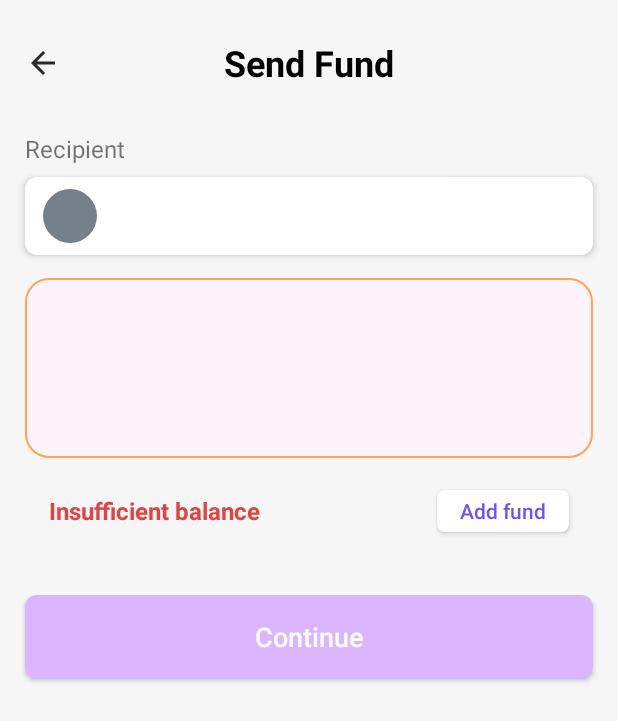
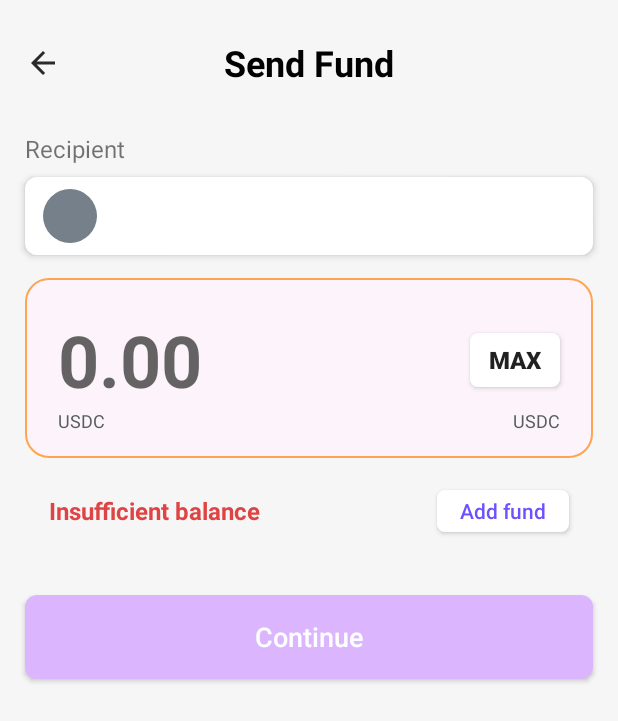
Before and after one commit to Rokon11Ahmed/Sample_MVVM_APP, an Android app: the SendFundFragment screen opened through its navigation route, on a phone screen of 412 x 824 dp. Shown: the top 721 px of the screen. Run offline under Robolectric (Android 15) with nearby library versions, the phone set to English and light mode, and no system bars; our stand-ins replace data binding.

Commit message:
complete initial design

```diff
--- /dev/null
+++ b/app/src/main/res/drawable/ic_enter_amount_bg.xml
@@ -0,0 +1,4 @@
+<?xml version="1.0" encoding="utf-8"?>
+<shape android:shape="rectangle" xmlns:android="http://schemas.android.com/apk/res/android">
+
+</shape>
--- a/app/src/main/res/layout/fragment_login.xml
+++ b/app/src/main/res/layout/fragment_login.xml
@@ -39,6 +39,9 @@
             android:id="@+id/close_img"
             android:layout_width="wrap_content"
             android:layout_height="wrap_content"
+            android:background="?attr/selectableItemBackgroundBorderless"
+            android:clickable="true"
+            android:focusable="true"
             app:layout_constraintBottom_toBottomOf="@id/send_fund_title_text"
             app:layout_constraintEnd_toEndOf="@id/end_guideline"
             app:layout_constraintTop_toTopOf="@id/send_fund_title_text"
--- a/app/src/main/res/layout/fragment_send_fund.xml
+++ b/app/src/main/res/layout/fragment_send_fund.xml
@@ -40,6 +40,9 @@
             android:id="@+id/back_button"
             android:layout_width="wrap_content"
             android:layout_height="wrap_content"
+            android:background="?attr/selectableItemBackgroundBorderless"
+            android:clickable="true"
+            android:focusable="true"
             app:layout_constraintBottom_toBottomOf="@id/send_fund_title_text"
             app:layout_constraintStart_toStartOf="@id/start_guideline"
             app:layout_constraintTop_toTopOf="@id/send_fund_title_text"
@@ -102,6 +105,57 @@
             app:layout_constraintStart_toStartOf="@id/start_guideline"
             app:layout_constraintTop_toBottomOf="@id/user_info_layout">
 
+            <androidx.appcompat.widget.AppCompatEditText
+                android:id="@+id/amount_editText"
+                android:layout_width="0dp"
+                android:layout_height="wrap_content"
+                android:layout_marginHorizontal="@dimen/dimen_22"
+                android:layout_marginTop="@dimen/dimen_22"
+                android:background="@drawable/ic_enter_amount_bg"
+                android:clickable="true"
+                android:focusable="true"
+                android:foreground="?attr/selectableItemBackground"
+                android:hint="@string/IDS_AMOUNT_HINT"
+                android:textColor="@color/black"
+                android:textSize="@dimen/text_size_48"
+                android:textStyle="bold"
+                app:layout_constraintEnd_toStartOf="@id/max_button"
+                app:layout_constraintStart_toStartOf="parent"
+                app:layout_constraintTop_toTopOf="parent" />
+
+            <androidx.appcompat.widget.AppCompatButton
+                android:id="@+id/max_button"
+                android:layout_width="@dimen/dimen_60"
+                android:layout_height="@dimen/dimen_36"
+                android:layout_marginEnd="@dimen/dimen_22"
+                android:background="@drawable/ic_add_fund_bg"
+                android:text="@string/IDS_MAX"
+                android:textSize="@dimen/text_size_16"
+                android:textStyle="bold"
+                app:layout_constraintBottom_toBottomOf="@id/amount_editText"
+                app:layout_constraintEnd_toEndOf="parent"
+                app:layout_constraintTop_toTopOf="@+id/amount_editText" />
+
+            <androidx.appcompat.widget.AppCompatTextView
+                android:id="@+id/amount_currency_textView"
+                android:layout_width="wrap_content"
+                android:layout_height="wrap_content"
+                android:text="@string/IDS_USDC"
+                android:textColor="@color/gray"
+                android:textSize="@dimen/text_size_12"
+                app:layout_constraintStart_toStartOf="@+id/amount_editText"
+                app:layout_constraintTop_toBottomOf="@+id/amount_editText" />
+
+            <androidx.appcompat.widget.AppCompatTextView
+                android:id="@+id/max_balance_textView"
+                android:layout_width="wrap_content"
+                android:layout_height="wrap_content"
+                android:text="@string/IDS_USDC"
+                android:textColor="@color/gray"
+                android:textSize="@dimen/text_size_12"
+                app:layout_constraintBottom_toBottomOf="@id/amount_currency_textView"
+                app:layout_constraintEnd_toEndOf="@id/max_button"
+                app:layout_constraintTop_toTopOf="@id/amount_currency_textView" />
         </androidx.constraintlayout.widget.ConstraintLayout>
 
         <androidx.appcompat.widget.AppCompatTextView
--- a/app/src/main/res/values/colors.xml
+++ b/app/src/main/res/values/colors.xml
@@ -11,6 +11,7 @@
     <color name="button_inactive">#DBB6FF</color>
     <color name="button_active">#6E50FF</color>
     <color name="dark_gray">#75808A</color>
+    <color name="gray">#575B62</color>
     <color name="orange">#FFA450</color>
     <color name="golden">#FCF4FA</color>
     <color name="red">#E04343</color>
--- a/app/src/main/res/values/dimens.xml
+++ b/app/src/main/res/values/dimens.xml
@@ -12,6 +12,7 @@
     <dimen name="dimen_15">15dp</dimen>
     <dimen name="dimen_16">16dp</dimen>
     <dimen name="dimen_20">20dp</dimen>
+    <dimen name="dimen_22">22dp</dimen>
     <dimen name="dimen_24">24dp</dimen>
     <dimen name="dimen_25">25dp</dimen>
     <dimen name="dimen_28">28dp</dimen>
@@ -19,11 +20,14 @@
     <dimen name="dimen_36">36dp</dimen>
     <dimen name="dimen_45">45dp</dimen>
     <dimen name="dimen_56">56dp</dimen>
+    <dimen name="dimen_60">60dp</dimen>
     <dimen name="dimen_120">120dp</dimen>
     <dimen name="dimen_150">150dp</dimen>
 
+    <dimen name="text_size_12">12sp</dimen>
     <dimen name="text_size_14">14sp</dimen>
     <dimen name="text_size_16">16sp</dimen>
     <dimen name="text_size_18">18sp</dimen>
     <dimen name="text_size_24">24sp</dimen>
+    <dimen name="text_size_48">48sp</dimen>
 </resources>
--- a/app/src/main/res/values/strings.xml
+++ b/app/src/main/res/values/strings.xml
@@ -10,4 +10,9 @@
     <string name="IDS_OTP">One time password</string>
     <string name="IDS_INSUFFICIENT_BALANCE">Insufficient balance</string>
     <string name="IDS_ADD_FUND">Add fund</string>
+    <string name="IDS_AMOUNT_HINT">0.00</string>
+    <string name="IDS_MAX">MAX</string>
+    <string name="IDS_USDC">USDC</string>
+    <string name="IDS_BALANCE">Balance</string>
+    <string name="IDS_BACK_BUTTON">Back Button</string>
 </resources>
```
